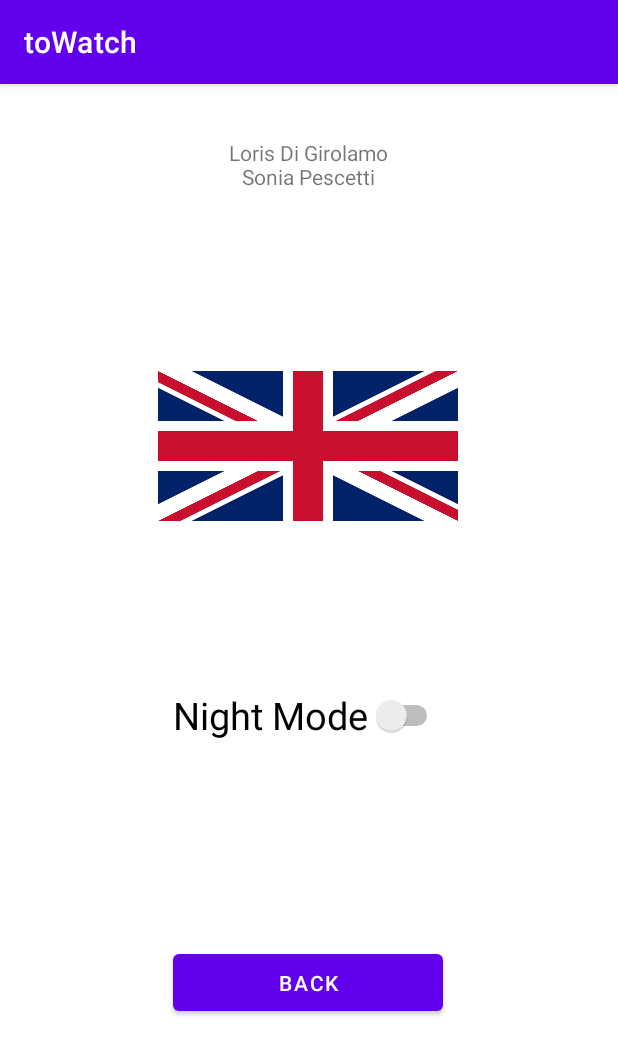
After one commit to lorisdj02/toWatch, an Android app: the Settings screen opened directly, with no data from a screen before it, on a phone screen of 412 x 824 dp. The commit adds this screen. Shown: the top 1055 px of the screen. Run offline under Robolectric (Android 15) with nearby library versions, the phone set to English and light mode, and no system bars.

Commit message:
Settings added + comments

```diff
--- a/app/src/main/java/it/digirolamopescetti/towatch/Movie.java
+++ b/app/src/main/java/it/digirolamopescetti/towatch/Movie.java
@@ -18,6 +18,7 @@ public class Movie {
         2 -> GREEN -> watched
      */
 
+    //class that describes how a movie is made (simple class lol)
     public Movie(String name, String url, String webSite, Boolean favourite, int status, Bitmap image) {
         this.url = url;
         this.website = webSite;
--- a/app/src/main/java/it/digirolamopescetti/towatch/RemoveDialog.java
+++ b/app/src/main/java/it/digirolamopescetti/towatch/RemoveDialog.java
@@ -8,7 +8,7 @@ import android.os.Bundle;
 
 import androidx.appcompat.app.AppCompatDialogFragment;
 
-
+//Do you want to delete this movie? Yes/Not
 public class RemoveDialog extends AppCompatDialogFragment {
 
     private DialogListener listener;
@@ -34,6 +34,7 @@ public class RemoveDialog extends AppCompatDialogFragment {
     }
 
     public interface DialogListener{
+        //this is important to implement function in MainActivity
         void confirmRemove();
     }
 
--- /dev/null
+++ b/app/src/main/java/it/digirolamopescetti/towatch/Settings.java
@@ -0,0 +1,61 @@
+package it.digirolamopescetti.towatch;
+
+import androidx.appcompat.app.AppCompatActivity;
+import androidx.appcompat.content.res.AppCompatResources;
+
+import android.content.Intent;
+import android.os.Bundle;
+import android.widget.Button;
+import android.widget.ImageView;
+import android.widget.Switch;
+
+public class Settings extends AppCompatActivity {
+
+    Button btnBack;
+    ImageView imgLanguage;
+    Switch swNight;
+    boolean english = true;
+
+    @Override
+    protected void onCreate(Bundle savedInstanceState) {
+        super.onCreate(savedInstanceState);
+        setContentView(R.layout.activity_settings);
+
+        startBtnBack();
+        startImgLanguage();
+        startSwNight();
+
+    }
+
+    private void startBtnBack(){
+        btnBack = findViewById(R.id.btnBackToMain);
+
+        btnBack.setOnClickListener(v -> {
+            startActivity(new Intent(Settings.this, MainActivity.class));
+            finish();
+        });
+    }
+
+    private void startImgLanguage(){
+        imgLanguage = findViewById(R.id.imgLanguage);
+
+        imgLanguage.setOnClickListener(v -> {
+            if(english){
+                //change things to italian
+                imgLanguage.setBackground(AppCompatResources.getDrawable(Settings.this, R.drawable.italian));
+                english = false;
+            }
+            else{
+                //change things to english
+                imgLanguage.setBackground(AppCompatResources.getDrawable(Settings.this, R.drawable.english));
+                english = true;
+            }
+        });
+    }
+
+    private  void startSwNight(){
+        swNight = findViewById(R.id.swNight);
+
+        //night mode, idk how to use switch
+    }
+}
--- a/app/src/main/java/it/digirolamopescetti/towatch/Sirol.java
+++ b/app/src/main/java/it/digirolamopescetti/towatch/Sirol.java
@@ -10,16 +10,20 @@ import android.widget.Toast;
 
 import java.io.ByteArrayOutputStream;
 
+//utility class, nothing special
 public class Sirol {
     public static Bitmap blobToImg(byte[] img){
+        //convert blob (saved in database) to an IMG
         return BitmapFactory.decodeByteArray(img,0,img.length);
     }
 
     public static void showText(Context context, String string){
+        //show a popup on bottom of screen
         Toast.makeText(context, string, Toast.LENGTH_SHORT).show();
     }
 
     public static byte[] imgToByte(ImageButton image){
+        //convert an img of ImageButton to byte[] (so to blob)
         Bitmap bm = ((BitmapDrawable)image.getDrawable()).getBitmap();
         ByteArrayOutputStream stream = new ByteArrayOutputStream();
         bm.compress(Bitmap.CompressFormat.PNG, 100, stream);
@@ -27,10 +31,10 @@ public class Sirol {
     }
 
     public static byte[] imgToByte(ImageView image){
+        //convert an img of ImageView to byte[] (so to blob)
         Bitmap bm = ((BitmapDrawable)image.getDrawable()).getBitmap();
         ByteArrayOutputStream stream = new ByteArrayOutputStream();
         bm.compress(Bitmap.CompressFormat.PNG, 100, stream);
         return stream.toByteArray();
     }
-
 }
--- /dev/null
+++ b/app/src/main/res/layout/activity_settings.xml
@@ -0,0 +1,55 @@
+<?xml version="1.0" encoding="utf-8"?>
+<androidx.constraintlayout.widget.ConstraintLayout xmlns:android="http://schemas.android.com/apk/res/android"
+    xmlns:app="http://schemas.android.com/apk/res-auto"
+    xmlns:tools="http://schemas.android.com/tools"
+    android:layout_width="match_parent"
+    android:layout_height="match_parent"
+    tools:context=".Settings">
+
+    <ImageView
+        android:id="@+id/imgLanguage"
+        android:layout_width="200dp"
+        android:layout_height="100dp"
+        android:layout_marginTop="120dp"
+        android:background="@drawable/english"
+        android:clickable="true"
+        app:layout_constraintEnd_toEndOf="parent"
+        app:layout_constraintHorizontal_bias="0.497"
+        app:layout_constraintStart_toStartOf="parent"
+        app:layout_constraintTop_toBottomOf="@+id/textView4" />
+
+    <TextView
+        android:id="@+id/textView4"
+        android:layout_width="wrap_content"
+        android:layout_height="wrap_content"
+        android:layout_marginTop="36dp"
+        android:text="Loris Di Girolamo\nSonia Pescetti"
+        android:textAlignment="center"
+        app:layout_constraintEnd_toEndOf="parent"
+        app:layout_constraintHorizontal_bias="0.498"
+        app:layout_constraintStart_toStartOf="parent"
+        app:layout_constraintTop_toTopOf="parent" />
+
+    <Button
+        android:id="@+id/btnBackToMain"
+        android:layout_width="180dp"
+        android:layout_height="50dp"
+        android:layout_marginTop="136dp"
+        android:text="Back"
+        app:layout_constraintEnd_toEndOf="parent"
+        app:layout_constraintHorizontal_bias="0.497"
+        app:layout_constraintStart_toStartOf="parent"
+        app:layout_constraintTop_toBottomOf="@+id/swNight" />
+
+    <Switch
+        android:id="@+id/swNight"
+        android:layout_width="180dp"
+        android:layout_height="wrap_content"
+        android:layout_marginTop="112dp"
+        android:text="Night Mode"
+        android:textSize="25sp"
+        app:layout_constraintEnd_toEndOf="parent"
+        app:layout_constraintHorizontal_bias="0.497"
+        app:layout_constraintStart_toStartOf="parent"
+        app:layout_constraintTop_toBottomOf="@+id/imgLanguage" />
+</androidx.constraintlayout.widget.ConstraintLayout>
```
Also changed, not shown: app/src/main/AndroidManifest.xml (+6 -3 lines), app/src/main/java/it/digirolamopescetti/towatch/AddMovie.java (+16 -6 lines), app/src/main/java/it/digirolamopescetti/towatch/FilterMovies.java (+10 -0 lines), app/src/main/java/it/digirolamopescetti/towatch/MainActivity.java (+46 -5 lines), app/src/main/java/it/digirolamopescetti/towatch/dbHelper.java (+15 -6 lines), app/src/main/res/layout/activity_main.xml (+16 -4 lines), app/src/main/res/drawable-v24/english.png (added), app/src/main/res/drawable-v24/italian.png (added).
